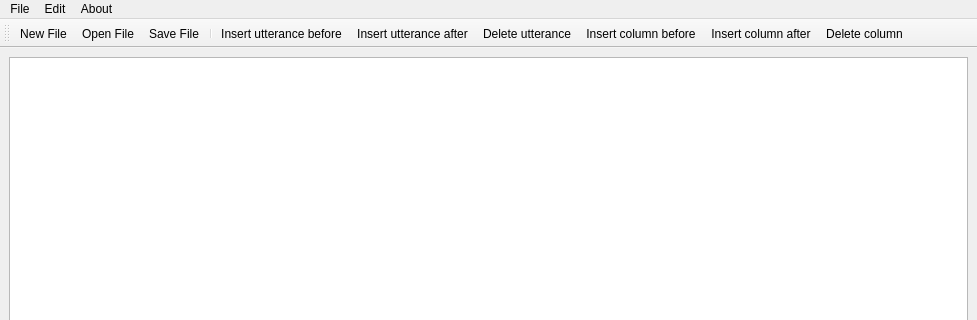
The window that ui/MainWindowGRAID.ui (cidles/poio-analyzer) describes before a commit, drawn with Qt 5; both pictures show x 0 to 977 and y 0 to 320 of the 977 by 747 pixel window.
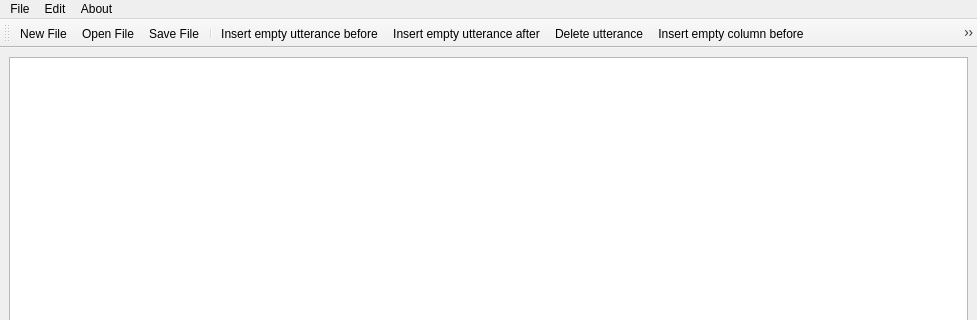
The same window after the commit. Icons and pictures are not drawn. Custom widgets are drawn as their Qt base class.

Commit message: More work on GRAID editor. Added README file.

The edit to the form file:
```diff
--- a/ui/MainWindowGRAID.ui
+++ b/ui/MainWindowGRAID.ui
@@ -229,7 +229,7 @@
      <normaloff>:/images/pixmaps/insertcolumnbefore.png</normaloff>:/images/pixmaps/insertcolumnbefore.png</iconset>
    </property>
    <property name="text">
-    <string>Insert column before</string>
+    <string>Insert empty column before</string>
    </property>
   </action>
   <action name="actionInsertColumnAfter">
@@ -238,7 +238,7 @@
      <normaloff>:/images/pixmaps/insertcolumnafter.png</normaloff>:/images/pixmaps/insertcolumnafter.png</iconset>
    </property>
    <property name="text">
-    <string>Insert column after</string>
+    <string>Insert empty column after</string>
    </property>
   </action>
   <action name="actionInsertUtteranceBefore">
@@ -247,7 +247,7 @@
      <normaloff>:/images/pixmaps/insertutterancebefore.png</normaloff>:/images/pixmaps/insertutterancebefore.png</iconset>
    </property>
    <property name="text">
-    <string>Insert utterance before</string>
+    <string>Insert empty utterance before</string>
    </property>
    <property name="toolTip">
     <string>Insert utterance before</string>
@@ -259,7 +259,7 @@
      <normaloff>:/images/pixmaps/insertutteranceafter.png</normaloff>:/images/pixmaps/insertutteranceafter.png</iconset>
    </property>
    <property name="text">
-    <string>Insert utterance after</string>
+    <string>Insert empty utterance after</string>
    </property>
   </action>
  </widget>
```
The commit also changes 13 other files.
